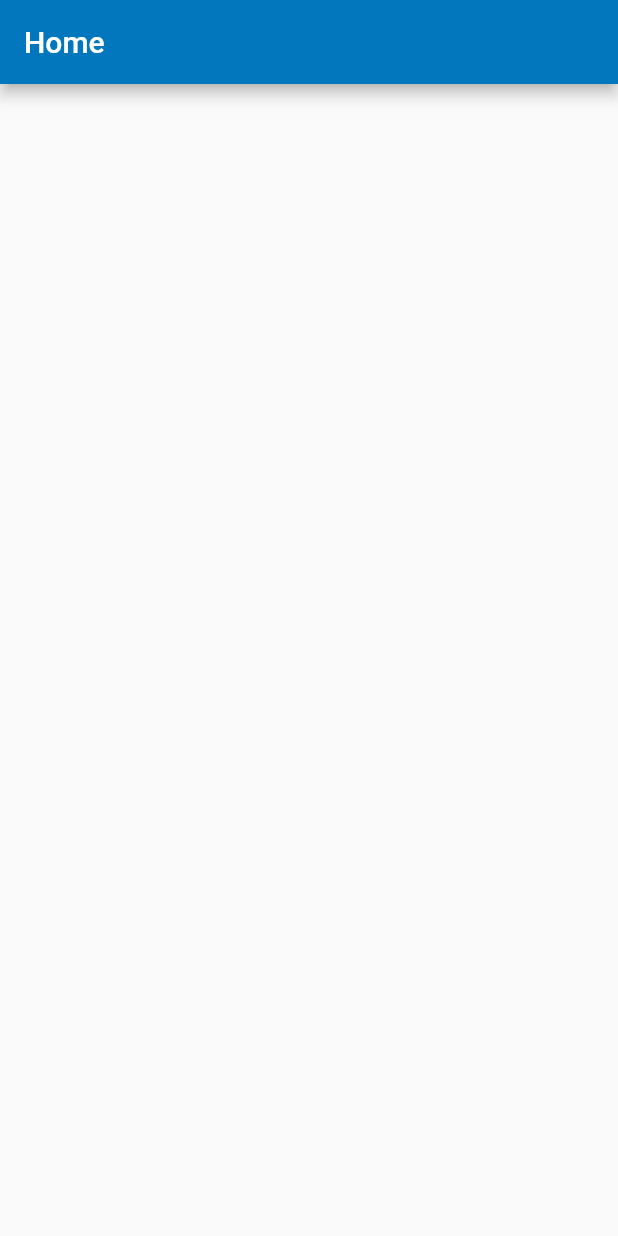
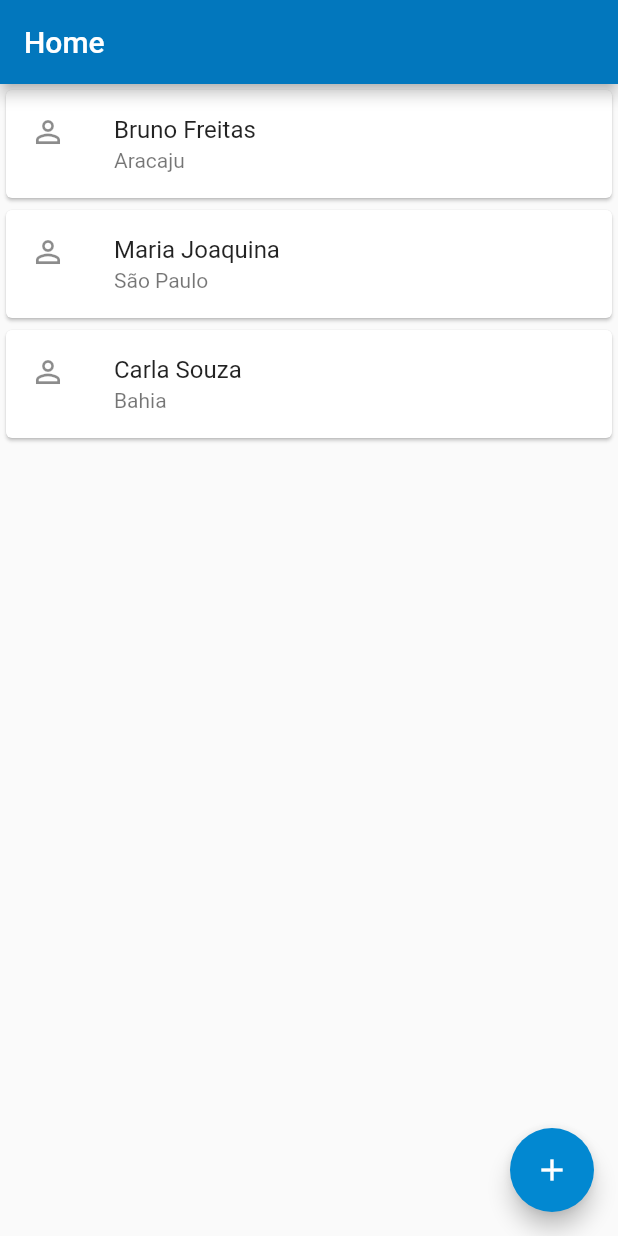
Before and after one commit to Brunoandroid/List-Contact, a Flutter app: the screen it shows after launch, on a phone screen of 412 x 824 dp. Run offline on Flutter 3.47's test engine with Material 2 defaults, Android fonts, the phone set to English and light mode, and no system bars.

Commit message:
Add ListContact

```diff
--- /dev/null
+++ b/lib/models/person.dart
@@ -0,0 +1,6 @@
+class Person {
+  final String namePerson;
+  final String city;
+
+  Person(this.namePerson, this.city);
+}
--- a/lib/screens/contact/list.dart
+++ b/lib/screens/contact/list.dart
@@ -1,12 +1,48 @@
 import 'package:flutter/material.dart';
+import 'package:list_contact/models/person.dart';
+import 'package:list_contact/screens/contact/create.dart';
+
+const String _titleAppBar = 'Home';
 
 class ListContact extends StatelessWidget {
   @override
   Widget build(BuildContext context) {
     return Scaffold(
       appBar: AppBar(
-        title: Text('Home'),
+        title: Text(_titleAppBar),
+      ),
+      body: Column(
+        children: [
+          ItemContact(Person('Bruno Freitas', 'Aracaju')),
+          ItemContact(Person('Maria Joaquina', 'São Paulo')),
+          ItemContact(Person('Carla Souza', 'Bahia')),
+        ],
+      ),
+      floatingActionButton: FloatingActionButton(
+        child: Icon(Icons.add),
+        onPressed: () {
+          Navigator.push(context, MaterialPageRoute(builder: (context){
+            return CreatePerson();
+          })).then((value) => null);
+        },
       ),
     );
   }
 }
+
+class ItemContact extends StatelessWidget {
+  final Person _person;
+
+  ItemContact(this._person);
+
+  @override
+  Widget build(BuildContext context) {
+    return Card(
+      child: ListTile(
+        leading: Icon(Icons.person_outline),
+        title: Text(_person.namePerson),
+        subtitle: Text(_person.city),
+      ),
+    );
+  }
+}
```
Also changed, not shown: lib/screens/contact/create.dart (added, +14 -0 lines), 1 other file.
